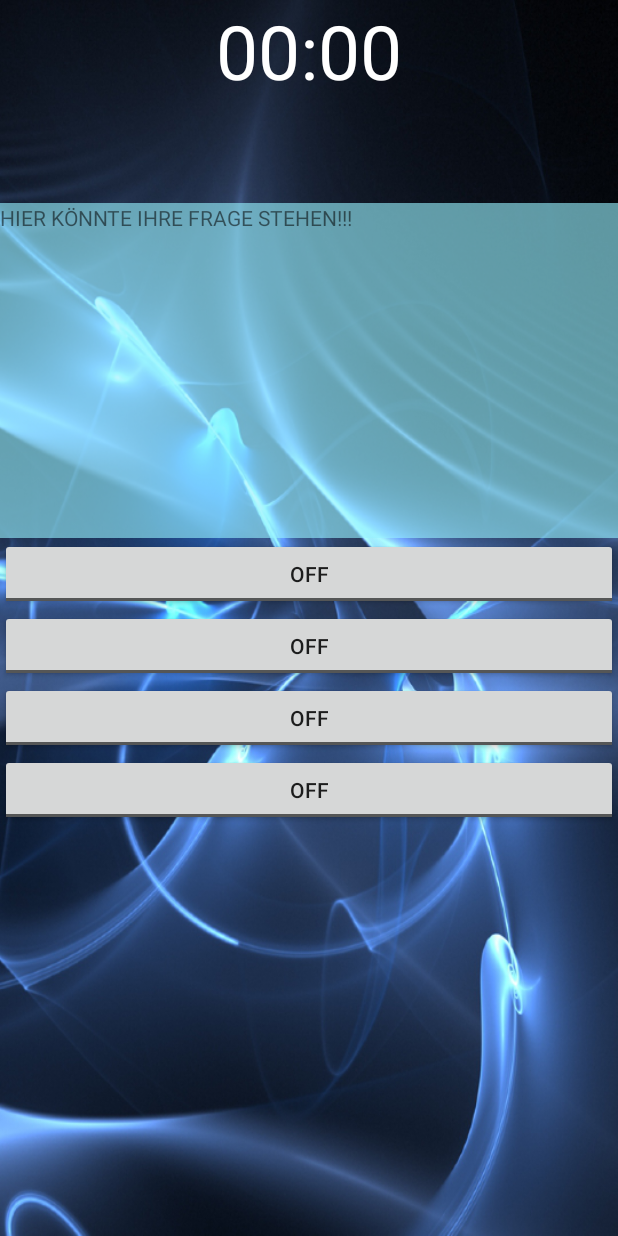
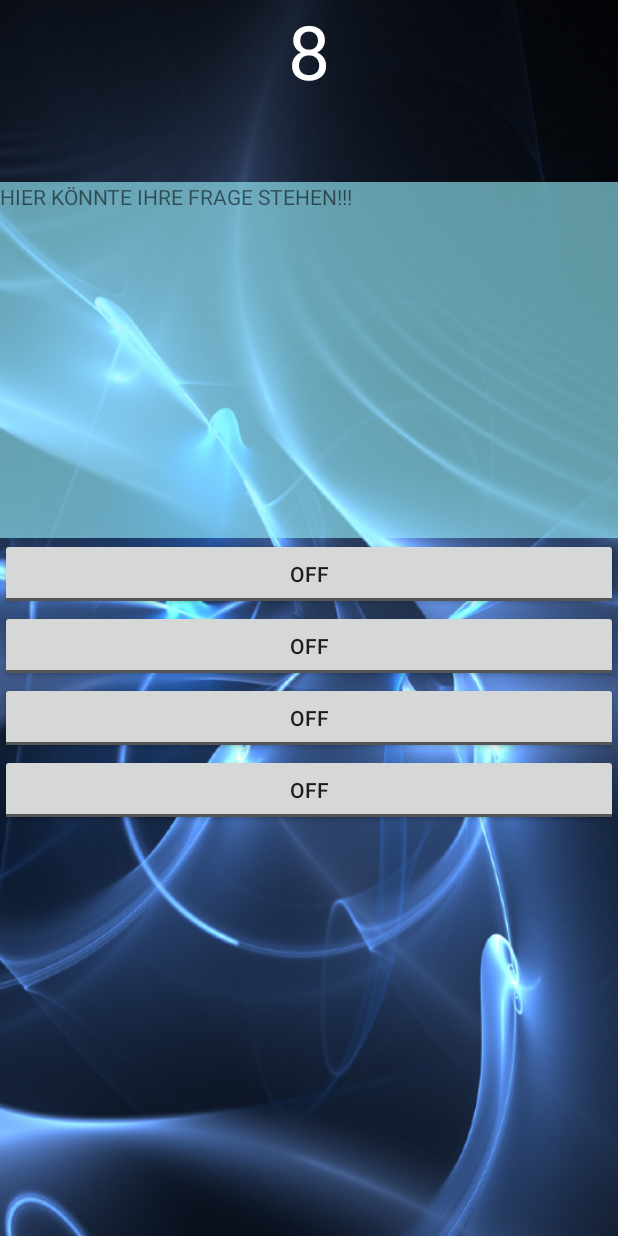
Before and after one commit to AxelAlex95/NerdQuiz, an Android app: the screen it shows after launch (StartGameActivity), after a tap on "NEW GAME", on a phone screen of 412 x 824 dp. Run offline under Robolectric (Android 15) with nearby library versions, the phone set to English and light mode, and no system bars.

Commit message:
Async Task for Countdown implemented

```diff
--- a/app/src/main/java/matsematics/nerdquiz/CategoryActivity.java
+++ b/app/src/main/java/matsematics/nerdquiz/CategoryActivity.java
@@ -1,9 +1,11 @@
 package matsematics.nerdquiz;
 
+import android.content.Intent;
 import android.support.v7.app.ActionBarActivity;
 import android.os.Bundle;
 import android.view.Menu;
 import android.view.MenuItem;
+import android.view.View;
 
 
 public class CategoryActivity extends FullscreenLayoutActivity {
@@ -36,4 +38,9 @@ public class CategoryActivity extends FullscreenLayoutActivity {
 
         return super.onOptionsItemSelected(item);
     }
+
+    public void startGame(View view){
+        Intent intent = new Intent(this,StartGameActivity.class);
+        startActivity(intent);
+    }
 }
--- a/app/src/main/java/matsematics/nerdquiz/MainMenuActivity.java
+++ b/app/src/main/java/matsematics/nerdquiz/MainMenuActivity.java
@@ -46,5 +46,8 @@ public class MainMenuActivity extends FullscreenLayoutActivity {
       System.exit(0);
   }
 
-  public void startGame(View view){ startActivity(new Intent(this,StartGameActivity.class)); }
+  public void startGame(View view){
+      Intent intent = new Intent(this,StartGameActivity.class);
+      startActivity(intent);
+  }
 }
--- a/app/src/main/java/matsematics/nerdquiz/StartGameActivity.java
+++ b/app/src/main/java/matsematics/nerdquiz/StartGameActivity.java
@@ -1,37 +1,58 @@
 package matsematics.nerdquiz;
 
+import android.app.ProgressDialog;
+import android.content.Context;
+import android.content.DialogInterface;
+import android.os.AsyncTask;
 import android.os.Bundle;
+import android.util.Log;
 import android.view.Menu;
 import android.view.MenuItem;
+import android.view.View;
+import android.widget.Button;
+import android.widget.ProgressBar;
+import android.widget.TextView;
+import android.widget.Toast;
 
+import org.w3c.dom.Text;
 
-
-public class StartGameActivity extends FullscreenLayoutActivity {
+public class StartGameActivity extends FullscreenLayoutActivity{
     @Override
     protected void onCreate(Bundle savedInstanceState) {
         super.onCreate(savedInstanceState);
         setContentView(R.layout.activity_game);
+        startAsync();
     }
 
-    @Override
-    public boolean onCreateOptionsMenu(Menu menu) {
-        // Inflate the menu; this adds items to the action bar if it is present.
-        getMenuInflater().inflate(R.menu.menu_main_menu, menu);
-        return true;
+    private class DoSomething extends AsyncTask<Void, Integer, Void> {
+        protected Void doInBackground(Void... arg0) {
+            for (int i=10; i>=0; --i) {
+                try {
+                    publishProgress(i);
+                    Thread.sleep(1000);
+                } catch (InterruptedException e) {
+                    e.printStackTrace();
+                }
+            }
+            return null;
+        }
+        protected void onPreExecute() {
+            TextView countdown = (TextView)findViewById(R.id.Countdown);
+            countdown.setText("10");
+        }
+
+        protected void onProgressUpdate(Integer... progress) {
+            TextView countdown = (TextView)findViewById(R.id.Countdown);
+            countdown.setText(progress[0]+"");
+        }
+
+        protected void onPostExecute(Void arg0){
+            // Verarbeitung der Antworten
+        }
     }
 
-    @Override
-    public boolean onOptionsItemSelected(MenuItem item) {
-        // Handle action bar item clicks here. The action bar will
-        // automatically handle clicks on the Home/Up button, so long
-        // as you specify a parent activity in AndroidManifest.xml.
-        int id = item.getItemId();
-
-        //noinspection SimplifiableIfStatement
-        if (id == R.id.action_settings) {
-            return true;
-        }
-
-        return super.onOptionsItemSelected(item);
+    public void startAsync()
+    {
+        new DoSomething().execute();
     }
 }
--- a/app/src/main/res/layout/activity_game.xml
+++ b/app/src/main/res/layout/activity_game.xml
@@ -4,32 +4,33 @@
     android:layout_height="match_parent"
     android:background="@drawable/bg_start">
 
-    <Chronometer
+    <TextView
         android:layout_width="wrap_content"
         android:layout_height="wrap_content"
-        android:id="@+id/chronometer"
+        android:textAppearance="?android:attr/textAppearanceSmall"
+        android:textSize="50dp"
+        android:textColor="#FFFFFF"
+        android:id="@+id/Countdown"
         android:layout_weight="1"
-        android:textColor="#FFFFFF"
-        android:layout_gravity="center_horizontal"
-        android:textSize="50dp"/>
+        android:layout_gravity="center_horizontal" />
 
     <TextView
         android:layout_width="match_parent"
         android:layout_height="wrap_content"
         android:text="HIER KÖNNTE IHRE FRAGE STEHEN!!!"
         android:id="@+id/question"
-        android:layout_weight="3"
+        android:layout_weight="4"
         android:background="#9D97f2ff"/>
 
     <LinearLayout
         android:layout_width="match_parent"
         android:layout_height="wrap_content"
         android:orientation="vertical"
-        android:layout_weight="4">
+        android:layout_weight="5">
     <ToggleButton
         android:layout_width="match_parent"
         android:layout_height="wrap_content"
-        android:id="@+id/answer1" />
+        android:id="@+id/answer1"/>
 
     <ToggleButton
         android:layout_width="match_parent"
```
